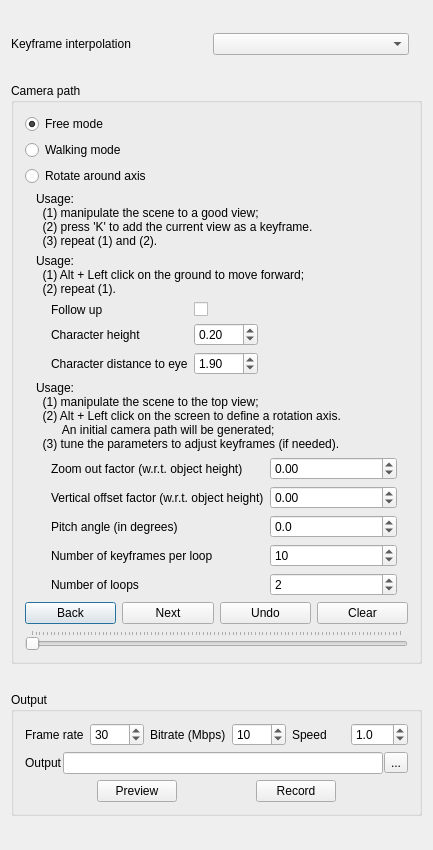
The window that applications/Mapple/dialogs/dialog_walk_through.ui (LiangliangNan/Easy3D) describes before a commit, drawn with Qt 5.
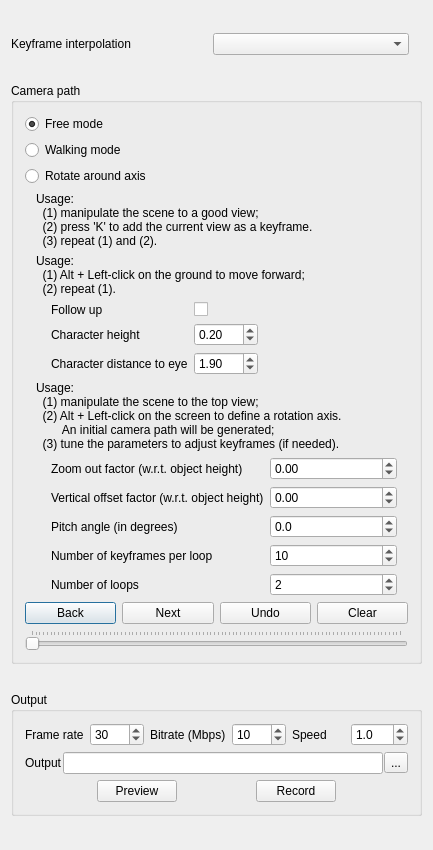
The same window after the commit.

Patch:
```diff
--- a/applications/Mapple/dialogs/dialog_walk_through.ui
+++ b/applications/Mapple/dialogs/dialog_walk_through.ui
@@ -136,7 +136,7 @@
             <widget class="QLabel" name="label">
              <property name="text">
               <string>Usage:
-  (1) Alt + Left click on the ground to move forward;
+  (1) Alt + Left-click on the ground to move forward;
   (2) repeat (1).</string>
              </property>
             </widget>
@@ -255,7 +255,7 @@
              <property name="text">
               <string>Usage:
   (1) manipulate the scene to the top view;
-  (2) Alt + Left click on the screen to define a rotation axis.
+  (2) Alt + Left-click on the screen to define a rotation axis.
         An initial camera path will be generated;
   (3) tune the parameters to adjust keyframes (if needed).</string>
              </property>
```
Left out of the diff: 2 changed lines with no effect on the pictures.
